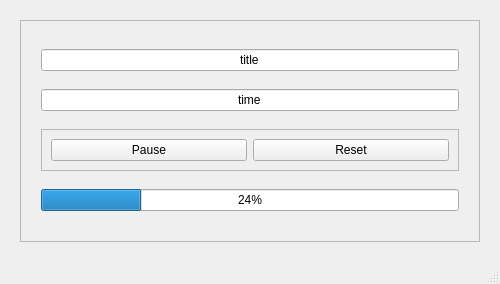
First picture: the form in timerwindow.ui, repository cephcyn/hourglassQT, before the edit.
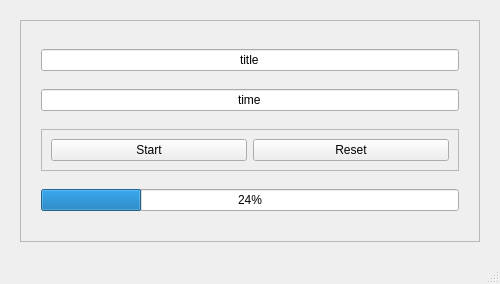
Second picture: the form after the edit.

```diff
--- a/timerwindow.ui
+++ b/timerwindow.ui
@@ -152,7 +152,7 @@
              </size>
             </property>
             <property name="text">
-             <string>Pause</string>
+             <string>Start</string>
             </property>
            </widget>
           </item>
```
Left out of the diff: 2 changed lines with no effect on the pictures.
